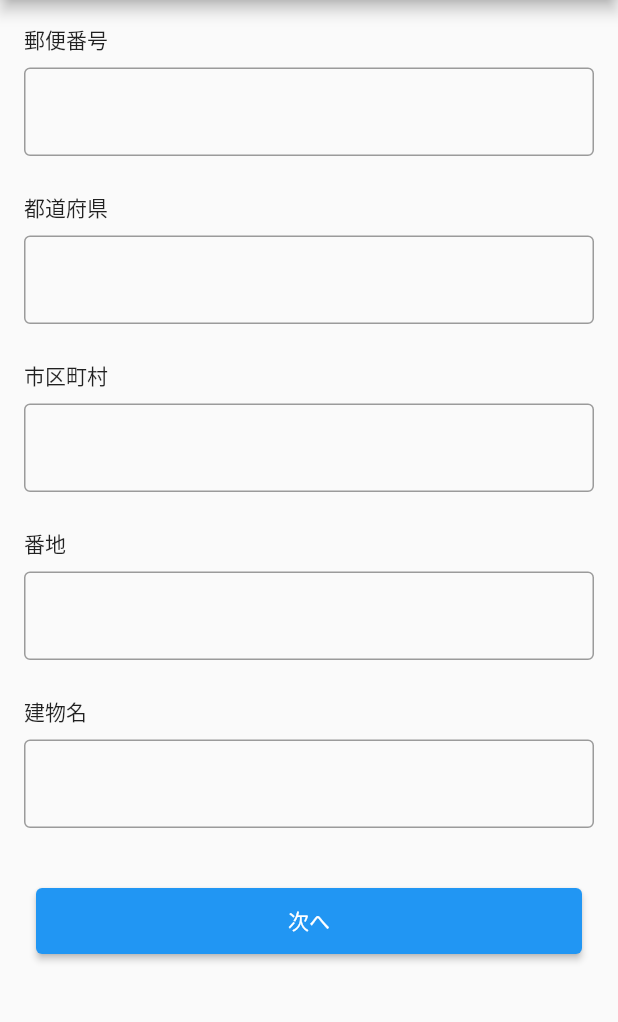
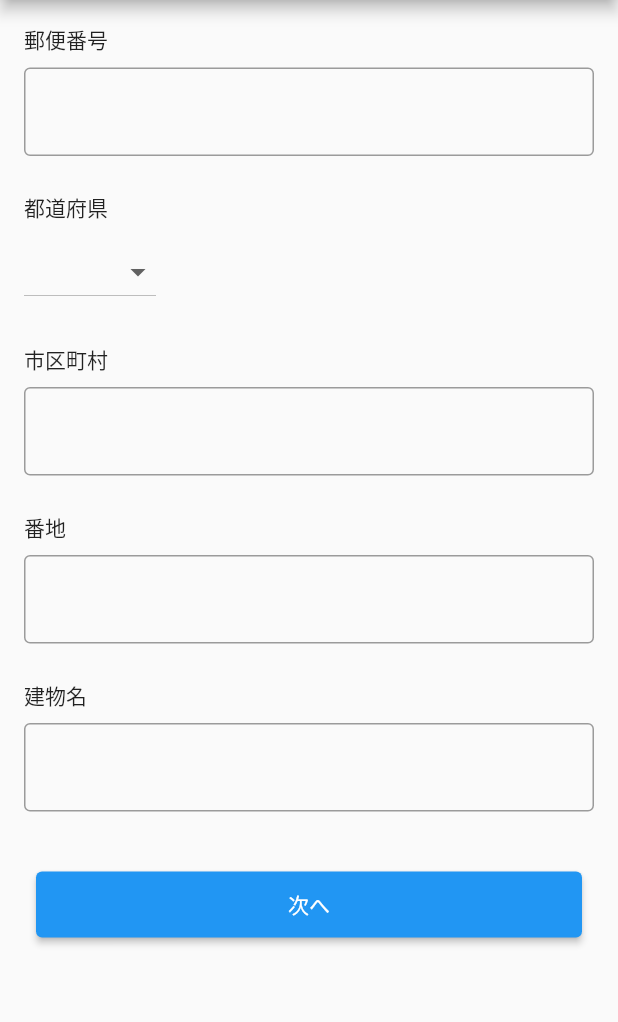
Before and after one commit to yukihiro-numata/cafe_note_mobile, a Flutter app: the CreateCafePage screen opened directly, on a phone screen of 412 x 824 dp, the part 84-1106 px from its top. Run offline on Flutter 3.47's test engine with Material 2 defaults, Android fonts, the phone set to English and light mode, and no system bars; our stand-ins replace flutter_svg, freezed_annotation, state_notifier; missing offline and left inert: flutter_state_notifier.

Commit message:
Update prefecutre text form to dropdown.

```diff
--- a/lib/controllers/create_cafe_controller.dart
+++ b/lib/controllers/create_cafe_controller.dart
@@ -30,6 +30,55 @@ class CreateCafeController extends StateNotifier<CreateCafeState>
   static const String formKeyHasWifi = "hasWifi";
   static const String formKeyHasPowerSupply = "hasPowerSupply";
   static const String formKeyCanSmoking = "canSmoking";
+  static const List<String> prefectures = [
+    "北海道",
+    "青森県",
+    "岩手県",
+    "宮城県",
+    "秋田県",
+    "山形県",
+    "福島県",
+    "茨城県",
+    "栃木県",
+    "群馬県",
+    "埼玉県",
+    "千葉県",
+    "東京都",
+    "神奈川県",
+    "新潟県",
+    "富山県",
+    "石川県",
+    "福井県",
+    "山梨県",
+    "長野県",
+    "岐阜県",
+    "静岡県",
+    "愛知県",
+    "三重県",
+    "滋賀県",
+    "京都府",
+    "大阪府",
+    "兵庫県",
+    "奈良県",
+    "和歌山県",
+    "鳥取県",
+    "島根県",
+    "岡山県",
+    "広島県",
+    "山口県",
+    "徳島県",
+    "香川県",
+    "愛媛県",
+    "高知県",
+    "福岡県",
+    "佐賀県",
+    "長崎県",
+    "熊本県",
+    "大分県",
+    "宮崎県",
+    "鹿児島県",
+    "沖縄県",
+  ];
 
   final CafeService _service = CafeService();
 
--- a/lib/pages/create_cafe/create_cafe.dart
+++ b/lib/pages/create_cafe/create_cafe.dart
@@ -40,16 +40,20 @@ class CreateCafePage extends StatelessWidget {
                 ),
                 const FormLabel(text: "都道府県"),
                 FormContainer(
-                  child: TextFormField(
-                    decoration: const InputDecoration(
-                      border: OutlineInputBorder(),
-                    ),
-                    validator: (String? value) =>
-                        CafeFormValidator.prefecture(value),
-                    onSaved: (value) => _controller.changeStringInput(
+                  child: DropdownButton(
+                    value: _state.prefecture,
+                    onChanged: (String? value) => _controller.changeStringInput(
                       key: CreateCafeController.formKeyPrefecture,
                       value: value,
                     ),
+                    items: CreateCafeController.prefectures
+                        .map(
+                          (String value) => DropdownMenuItem(
+                            child: Text(value),
+                            value: value,
+                          ),
+                        )
+                        .toList(),
                   ),
                 ),
                 const FormLabel(text: "市区町村"),
```
